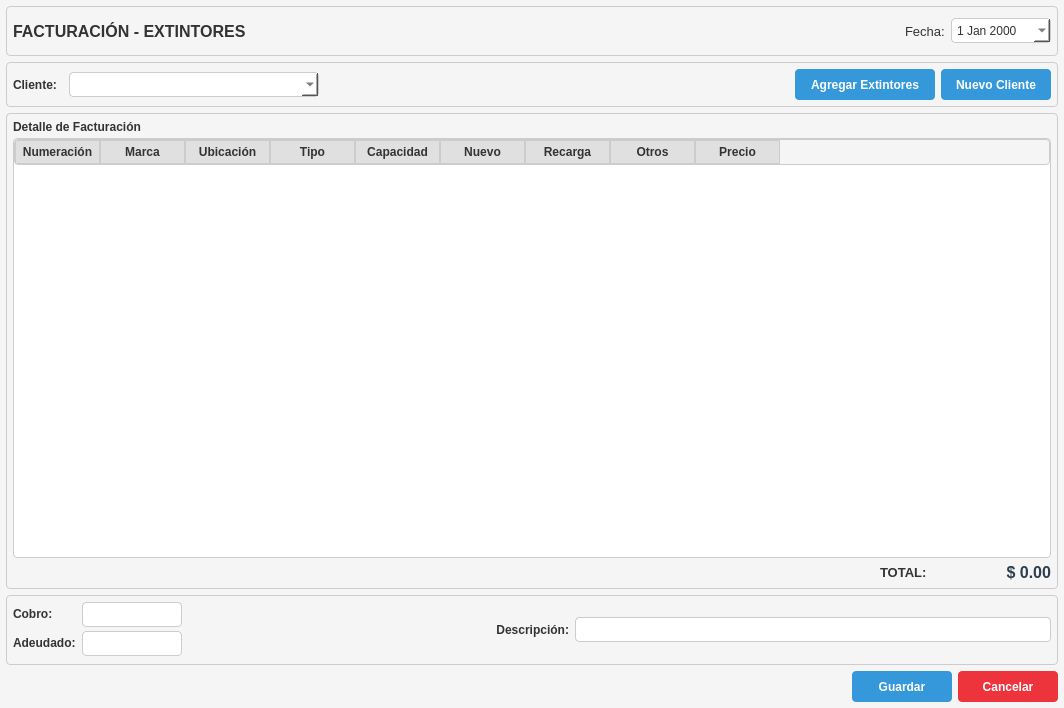
Old version of the form resources/ui/caja_tab.ui in the repository Julian2455/beatmat.
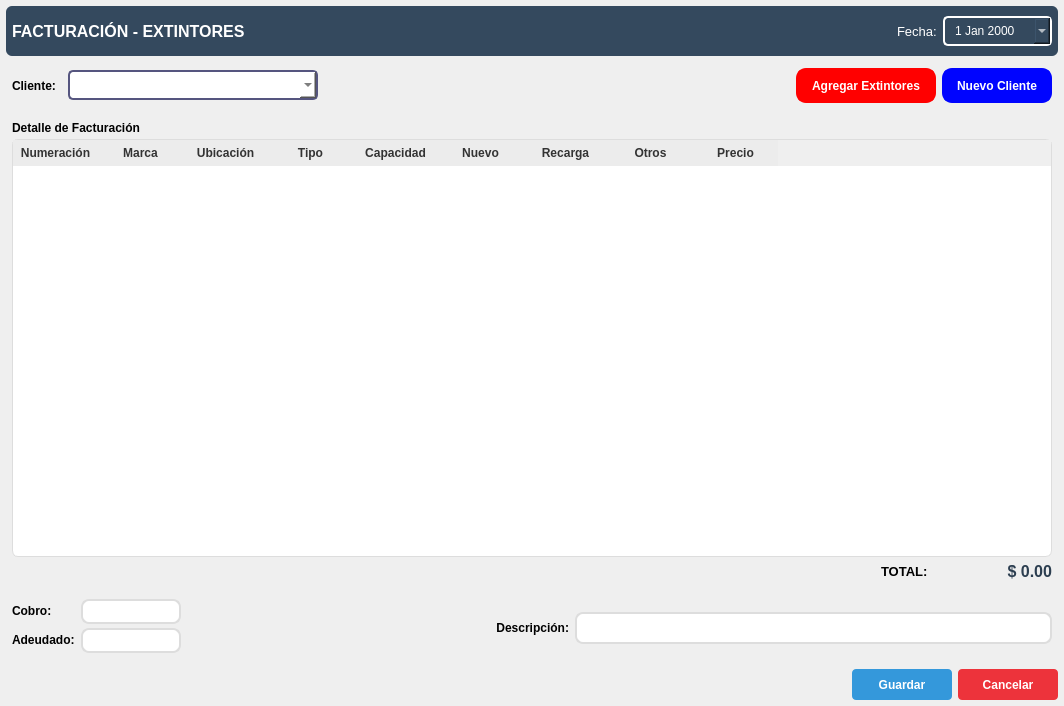
New version of the form. Icons and pictures are not drawn.

Patch:
```diff
--- a/resources/ui/caja_tab.ui
+++ b/resources/ui/caja_tab.ui
@@ -7,25 +7,20 @@
     <x>0</x>
     <y>0</y>
     <width>1064</width>
-    <height>708</height>
+    <height>706</height>
    </rect>
   </property>
   <property name="windowTitle">
    <string>Sistema de Facturación - Extintores</string>
   </property>
   <property name="styleSheet">
-   <string notr="true">QWidget {
-    background-color: #f5f5f5;
-    color: #333333;
-	
+   <string notr="true">QFrame {
+    border-radius: 6px;
 }
-QFrame {
-    border:1px solid #cccccc;
-    border-radius: 4px;
-}
-QLabel {
-    color: #333333;
-	border: none;
+QMainWindow {
+    background-color: #f9f9f9;
+    font-family: &quot;Poppins&quot;, &quot;Segoe UI&quot;, sans-serif;
+    font-size: 14px;
 }
 QPushButton {
     background-color: #3498db;
@@ -53,22 +48,56 @@
     padding: 3px;
     background: white;
 }
-QTableWidget {
-    border: 1px solid #cccccc;
-    background-color: white;
-    gridline-color: #dddddd;
-}
+
+/* QTableWidget / QTableView */
 QHeaderView::section {
-    background-color: #e0e0e0;
-    color: #333333;
-    padding: 3px;
-    border: 1px solid #cccccc;
+    background-color: #ececec;
+    color: #333;
+    padding: 4px;
+    border: none;
     font-weight: bold;
 }
-QTableWidget::item:selected {
-    background-color: #3498db;
-    color: white;
-}</string>
+QTableWidget {
+    border: 1px solid #ddd;
+    background-color: white;
+    gridline-color: #ccc;
+    alternate-background-color: #f2f2f2;
+}
+QTableWidget::item {
+    padding: 6px;
+}
+QTableWidget::item:hover {
+    background-color: #f0f8ff;
+}
+/* QLineEdit (buscador) */
+QLineEdit {
+    border: 2px solid #ddd;
+    border-radius: 8px;
+    padding: 6px 12px;
+    background-color: white;
+}
+QLineEdit:focus {
+    border-color: #007BFF;
+}
+QComboBox {
+     border: 2px solid rgb(85, 85, 127);
+     border-radius: 5px;
+     padding: 5px 8px;
+     color: #333;
+     background-color: #fff;
+   }
+QDateEdit {
+     border: 2px solid rgb(255, 255, 255);
+     border-radius: 5px;
+     padding: 5px 8px;
+     color: #333;
+     background-color: #fff;
+   }
+QComboBox:focus {
+     border: 1px solid #0078d7;
+     background-color: #eef6ff;
+   }
+</string>
   </property>
   <layout class="QVBoxLayout" name="verticalLayout">
    <property name="spacing">
@@ -100,6 +129,10 @@
        <height>50</height>
       </size>
      </property>
+     <property name="styleSheet">
+      <string notr="true">background:#34495E;
+</string>
+     </property>
      <property name="frameShape">
       <enum>QFrame::StyledPanel</enum>
      </property>
@@ -131,7 +164,8 @@
          </font>
         </property>
         <property name="styleSheet">
-         <string notr="true"/>
+         <string notr="true">color: rgb(255, 255, 255);
+border:none;</string>
         </property>
         <property name="text">
          <string>FACTURACIÓN - EXTINTORES</string>
@@ -158,6 +192,10 @@
           <pointsize>10</pointsize>
          </font>
         </property>
+        <property name="styleSheet">
+         <string notr="true">border:none;
+color: rgb(255, 255, 255);</string>
+        </property>
         <property name="text">
          <string>Fecha:</string>
         </property>
@@ -171,6 +209,10 @@
           <height>25</height>
          </size>
         </property>
+        <property name="styleSheet">
+         <string notr="true">
+color: rgb(255, 255, 255);</string>
+        </property>
         <property name="calendarPopup">
          <bool>true</bool>
         </property>
@@ -259,7 +301,7 @@
           <property name="minimumSize">
            <size>
             <width>140</width>
-            <height>31</height>
+          <height>35</height>
            </size>
           </property>
           <property name="font">
@@ -270,6 +312,13 @@
           <property name="visible">
            <bool>false</bool>
           </property>
+        <property name="styleSheet">
+         <string notr="true">border:2px solid rgb(0, 4, 255);
+border-radius: 10px;
+color: white;
+border-color: red;
+background-color: rgb(255, 0, 0);</string>
+        </property>
           <property name="text">
            <string>Agregar Extintores</string>
           </property>
@@ -284,7 +333,7 @@
         <property name="minimumSize">
          <size>
           <width>110</width>
-          <height>31</height>
+          <height>35</height>
          </size>
         </property>
         <property name="font">
@@ -292,6 +341,12 @@
          <bold>true</bold>
          </font>
         </property>
+        <property name="styleSheet">
+         <string notr="true">border:2px solid rgb(0, 4, 255);
+border-radius: 10px;
+color: white;
+background-color:rgb(0, 4, 255)</string>
+        </property>
         <property name="text">
          <string>Nuevo Cliente</string>
         </property>
```
Lines whose indentation alone changed are shown as unchanged.
